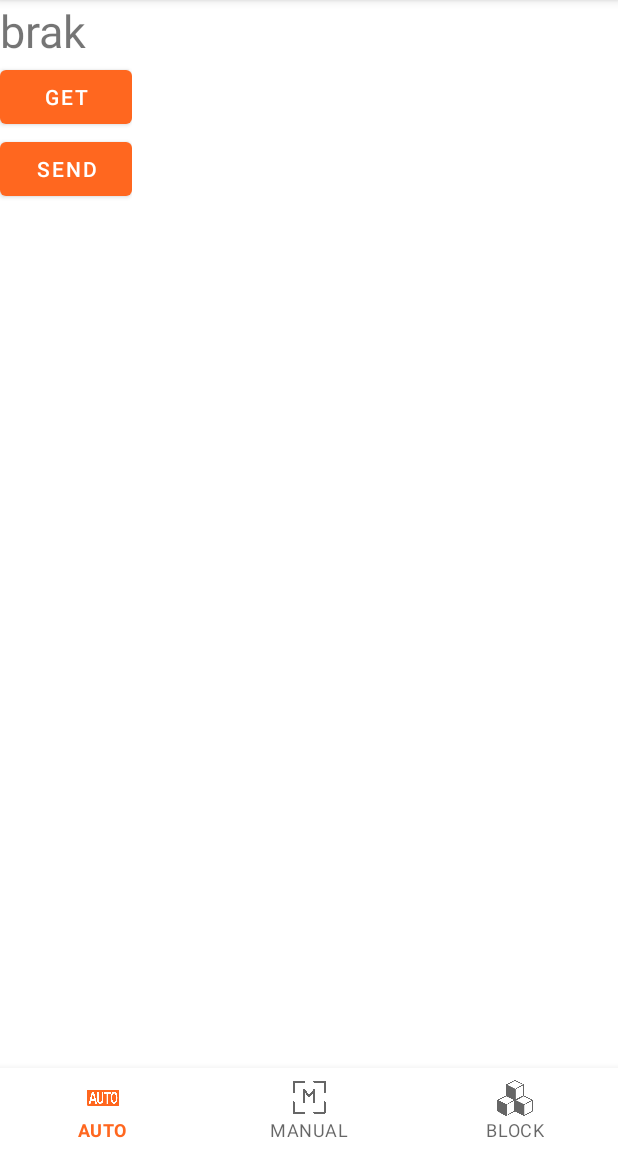
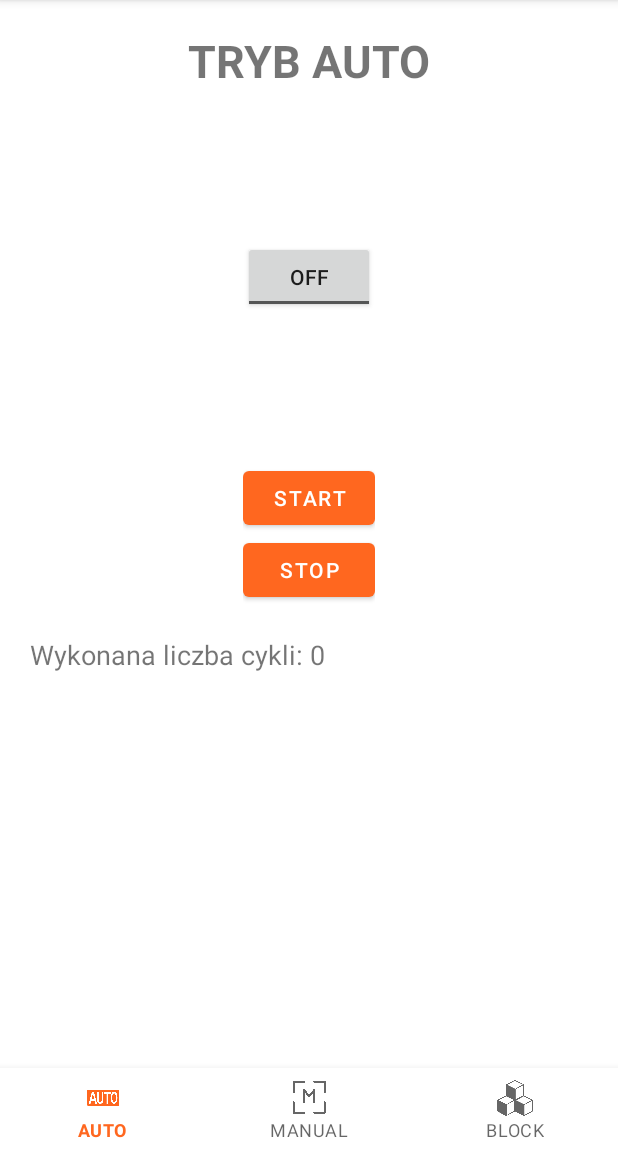
Before and after one commit to Anna-Surma/BEng-Thesis, an Android app: the AutoFragment screen opened directly, with no data from a screen before it, on a phone screen of 412 x 824 dp, the part 84-1236 px from its top. Run offline under Robolectric (Android 15) with nearby library versions, the phone set to English and light mode, and no system bars; our stand-ins replace navigation-ui; network calls fail.

Commit message:
Auto mode counts work cycles cycles reset doesn't work

```diff
--- a/app/src/main/java/com/example/inzynierka_app/api/ApiService.kt
+++ b/app/src/main/java/com/example/inzynierka_app/api/ApiService.kt
@@ -10,7 +10,7 @@ interface ApiService {
     fun login(@Body request: LoginRequest): Call<LoginResponse>
 
     @POST(Constants.LOGIN_URL)
-    fun readData(@Body request: ReadDataRequest): Call<DataResponse>
+    fun readData(@Body request: ReadDataRequest): Call<ReadDataResponse>
 
     @POST(Constants.LOGIN_URL)
     fun write_data(@Body request: WriteDataRequest): Call<DataResponse>
--- a/app/src/main/java/com/example/inzynierka_app/fragment/AutoFragment.kt
+++ b/app/src/main/java/com/example/inzynierka_app/fragment/AutoFragment.kt
@@ -18,9 +18,6 @@ class AutoFragment : Fragment() {
 
     private lateinit var viewModel: AutoViewModel
 
-    private lateinit var read_param: Params
-    private lateinit var write_param: ParamsWriteVar
-
     override fun onCreateView(
         inflater: LayoutInflater, container: ViewGroup?,
         savedInstanceState: Bundle?
@@ -30,19 +27,63 @@ class AutoFragment : Fragment() {
 
         viewModel = ViewModelProvider(this).get(AutoViewModel::class.java)
 
-        read_param = Params("\"Data\".Random_Int")
-        write_param = ParamsWriteVar("\"Data\".Random_Int", 7)
-        binding.getButton.setOnClickListener {
-            viewModel.readData(read_param)
-            viewModel.write_data(write_param)
+        binding.activeButton.setOnCheckedChangeListener { _, isChecked ->
+            if(isChecked) {
+                viewModel.activeControl()
+            }
+            else {
+                viewModel.deactiveControl()
+                viewModel.stopAuto()
+            }
+        }
+
+        binding.startButton.setOnClickListener {
+            viewModel.startAuto()
+            viewModel.resetCycles()
+            viewModel.readData(Params("\"Data\".licznik_cykli"))
+        }
+
+        binding.stopButton.setOnClickListener {
+            viewModel.stopAuto()
+        }
+
+        viewModel.controlActive.observe(viewLifecycleOwner) {
+            if (it != null) {
+                if(viewModel.controlActive.value == true){
+                    viewModel.write_data(ParamsWriteVar("\"Data\".app_control", true))
+                }
+                else{
+                    viewModel.write_data(ParamsWriteVar("\"Data\".app_control", false))
+                }
+            }
+        }
+
+        viewModel.autoMode.observe(viewLifecycleOwner) {
+            if (it != null) {
+                if(viewModel.controlActive.value == true){
+                    if(viewModel.autoMode.value == true){
+                        viewModel.write_data(ParamsWriteVar("\"Data\".app_auto", true))
+                    }
+                    else
+                        viewModel.write_data(ParamsWriteVar("\"Data\".app_auto", false))
+                }
+                else{
+                    viewModel.write_data(ParamsWriteVar("\"Data\".app_auto", false))
+                }
+            }
+        }
+
+        viewModel.resetCycles.observe(viewLifecycleOwner) {
+            if (it != null){
+                viewModel.write_data(ParamsWriteVar("\"Data\".app_reset_liczba_cykli", true))
+            }
         }
 
         viewModel.readData.observe(viewLifecycleOwner) {
-            if (it != null) {
-                binding.PLCData.text = viewModel.readData.value.toString()
+            if (it != null){
+                binding.cyclesNumber.text = it.toString()
             }
         }
-
         return view
     }
 
--- a/app/src/main/java/com/example/inzynierka_app/model/DataResponse.kt
+++ b/app/src/main/java/com/example/inzynierka_app/model/DataResponse.kt
@@ -2,8 +2,8 @@ package com.example.inzynierka_app.model
 
 data class DataResponse(var jsonrpc: String,
                         var id: Int,
-                        var result: Int
-//var error: Error
+                        var result: Boolean
+    //var error: Error
                         )
 
 data class Error(var code: Int,
--- a/app/src/main/java/com/example/inzynierka_app/model/ReadDataRequest.kt
+++ b/app/src/main/java/com/example/inzynierka_app/model/ReadDataRequest.kt
@@ -1,6 +1,5 @@
 package com.example.inzynierka_app.model
 
-import com.google.gson.annotations.SerializedName
 
 data class ReadDataRequest(    val id: Int,
                                val jsonrpc: String,
--- /dev/null
+++ b/app/src/main/java/com/example/inzynierka_app/model/ReadDataResponse.kt
@@ -0,0 +1,6 @@
+package com.example.inzynierka_app.model
+
+data class ReadDataResponse(var jsonrpc: String,
+                            var id: Int,
+                            var result: Int
+                            )
--- a/app/src/main/java/com/example/inzynierka_app/model/WriteDataRequest.kt
+++ b/app/src/main/java/com/example/inzynierka_app/model/WriteDataRequest.kt
@@ -9,5 +9,5 @@ data class WriteDataRequest(var id: Int,
                             )
 
 data class ParamsWriteVar(val `var`: String,
-                          var value: Int
+                          var value: Boolean
                           )
--- a/app/src/main/java/com/example/inzynierka_app/viewmodel/AutoViewModel.kt
+++ b/app/src/main/java/com/example/inzynierka_app/viewmodel/AutoViewModel.kt
@@ -15,47 +15,86 @@ class AutoViewModel : ViewModel() {
     private val _readData = MutableLiveData<String>()
     val readData: LiveData<String> = _readData
 
+    private val _writeData = MutableLiveData<Boolean>()
+    val writeData: LiveData<Boolean> = _writeData
+
+    private val _controlActive = MutableLiveData<Boolean>()
+    val controlActive: LiveData<Boolean> = _controlActive
+
+    private val _autoMode = MutableLiveData<Boolean>()
+    val autoMode: LiveData<Boolean> = _autoMode
+
+    private val _cyclesNumber = MutableLiveData<Int>()
+    val cyclesNumber: LiveData<Int> = _cyclesNumber
+
+    private val _resetCycles = MutableLiveData<Boolean>()
+    val resetCycles: LiveData<Boolean> = _resetCycles
+
     init{
+        _controlActive.value = false
+        _autoMode.value = false
     }
 
     fun readData(read_param: Params) {
         ApiClient().getService()?.readData(ReadDataRequest(1, "2.0", "PlcProgram.Read", read_param))
-            ?.enqueue(object : Callback<DataResponse> {
-                override fun onFailure(call: Call<DataResponse>, t: Throwable) {
+            ?.enqueue(object : Callback<ReadDataResponse> {
+                override fun onFailure(call: Call<ReadDataResponse>, t: Throwable) {
                     Log.i("LoginActivity", t.message.toString())
                 }
-
                 override fun onResponse(
-                    call: Call<DataResponse>,
-                    response: Response<DataResponse>
+                    call: Call<ReadDataResponse>,
+                    response: Response<ReadDataResponse>
                 ) {
                     val responseBody = response.body()
                     if (response.isSuccessful) {
                         if (responseBody?.result != null) {
                             _readData.value = responseBody.result.toString()
                             Log.i("AutoViewModel", responseBody.result.toString())
+                            readData(read_param)
                         }
                     }
                 }
             })
     }
 
-     fun write_data(write_param: ParamsWriteVar){
-        ApiClient().getService()?.write_data(WriteDataRequest(1, "2.0", "PlcProgram.Write", write_param))
-            ?.enqueue(object : Callback<DataResponse> {
-                override fun onFailure(call: Call<DataResponse>, t: Throwable) {
-                    Log.i("LoginActivity", t.message.toString())
-                }
+     fun write_data(write_param: ParamsWriteVar) {
+         ApiClient().getService()
+             ?.write_data(WriteDataRequest(1, "2.0", "PlcProgram.Write", write_param))
+             ?.enqueue(object : Callback<DataResponse> {
+                 override fun onFailure(call: Call<DataResponse>, t: Throwable) {
+                     Log.i("LoginActivity", t.message.toString())
+                 }
 
-                override fun onResponse(call: Call<DataResponse>, response: Response<DataResponse>
-                ) {
-                    val responseBody = response.body()
-                    if (response.isSuccessful) {
-                        if(responseBody?.result != null){
-                            Log.i("LoginActivity", responseBody.result.toString())
-                        }
-                    }
-                }
-            })
+                 override fun onResponse(
+                     call: Call<DataResponse>, response: Response<DataResponse>
+                 ) {
+                     val responseBody = response.body()
+                     if (response.isSuccessful) {
+                         if (responseBody?.result != null) {
+                             _writeData.value = responseBody.result
+                         }
+                     }
+                 }
+             })
+     }
+
+    fun activeControl(){
+        _controlActive.value = true
+    }
+
+    fun deactiveControl(){
+        _controlActive.value = false
+    }
+
+    fun startAuto(){
+        _autoMode.value = true
+    }
+
+    fun stopAuto(){
+        _autoMode.value = false
+    }
+
+    fun resetCycles(){
+        _resetCycles.value = true
     }
 }
--- a/app/src/main/res/layout/fragment_auto.xml
+++ b/app/src/main/res/layout/fragment_auto.xml
@@ -7,36 +7,79 @@
     android:orientation="vertical"
     tools:context=".fragment.AutoFragment">
 
+    <TextView
+        android:id="@+id/auto_mode_text"
+        android:layout_width="wrap_content"
+        android:layout_height="wrap_content"
+        android:text="TRYB AUTO"
+        android:textSize="30sp"
+        android:textStyle="bold"
+        app:layout_constraintStart_toStartOf="parent"
+        app:layout_constraintEnd_toEndOf="parent"
+        app:layout_constraintTop_toTopOf="parent"
+        android:layout_marginTop="20dp">
+    </TextView>
+
+    <ToggleButton
+        android:id="@+id/active_button"
+        android:layout_width="wrap_content"
+        android:layout_height="wrap_content"
+        app:layout_constraintTop_toBottomOf="@+id/auto_mode_text"
+        app:layout_constraintBottom_toTopOf="@id/temp_layout"
+        app:layout_constraintStart_toStartOf="parent"
+        app:layout_constraintEnd_toEndOf="parent">
+
+    </ToggleButton>
+
     <LinearLayout
         android:id="@+id/temp_layout"
         android:layout_width="wrap_content"
         android:layout_height="wrap_content"
         app:layout_constraintTop_toTopOf="parent"
         app:layout_constraintStart_toStartOf="parent"
+        app:layout_constraintEnd_toEndOf="parent"
+        app:layout_constraintBottom_toBottomOf="parent"
         android:orientation="vertical">
 
-        <TextView
-            android:id="@+id/PLC_data"
+        <Button
+            android:id="@+id/start_button"
             android:layout_width="wrap_content"
             android:layout_height="wrap_content"
-            android:text="brak"
-            android:textSize="30sp">
-        </TextView>
-
-        <Button
-            android:id="@+id/get_button"
-            android:layout_width="wrap_content"
-            android:layout_height="wrap_content"
-            android:text="GET">
+            android:text="start">
         </Button>
 
         <Button
-            android:id="@+id/send_button"
+            android:id="@+id/stop_button"
             android:layout_width="wrap_content"
             android:layout_height="wrap_content"
-            android:text="SEND">
+            android:text="stop">
         </Button>
     </LinearLayout>
 
+    <LinearLayout
+        android:layout_width="wrap_content"
+        android:layout_height="wrap_content"
+        app:layout_constraintTop_toBottomOf="@+id/temp_layout"
+        app:layout_constraintStart_toStartOf="parent"
+        android:layout_marginTop="20dp"
+        android:layout_marginStart="20dp"
+        android:orientation="horizontal">
+
+        <TextView
+            android:layout_width="wrap_content"
+            android:layout_height="wrap_content"
+            android:text= "Wykonana liczba cykli: "
+            android:textSize="18sp">
+        </TextView>
+
+        <TextView
+            android:id="@+id/cycles_number"
+            android:layout_width="wrap_content"
+            android:layout_height="wrap_content"
+            android:text= "0"
+            android:textSize="18sp">
+        </TextView>
+
+    </LinearLayout>
 
 </androidx.constraintlayout.widget.ConstraintLayout>
```
